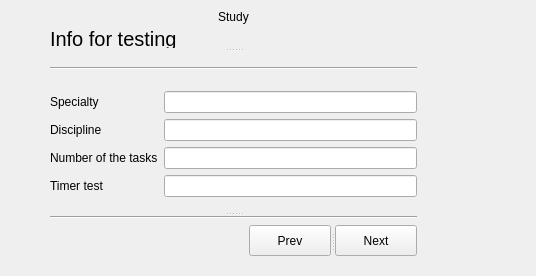
Qt form third.ui (Testorator/Testik) before a commit.
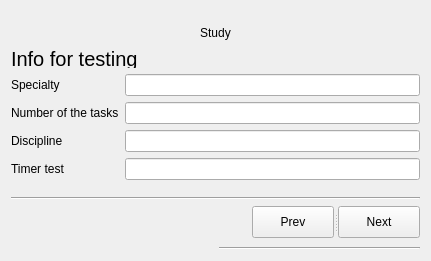
The same form after that commit.

Diff of the .ui file:
```diff
--- a/third.ui
+++ b/third.ui
@@ -6,22 +6,19 @@
    <rect>
     <x>0</x>
     <y>0</y>
-    <width>536</width>
-    <height>276</height>
+    <width>431</width>
+    <height>261</height>
    </rect>
   </property>
   <property name="windowTitle">
    <string>Form</string>
   </property>
-  <widget class="QWidget" name="">
-   <property name="geometry">
-    <rect>
-     <x>50</x>
-     <y>10</y>
-     <width>367</width>
-     <height>246</height>
-    </rect>
-   </property>
+  <layout class="QGridLayout" name="gridLayout_3">
+   <item row="0" column="0" rowspan="2" colspan="2">
+    <layout class="QVBoxLayout" name="verticalLayout_4">
+     <item>
+      <layout class="QVBoxLayout" name="verticalLayout_2">
+       <item>
    <layout class="QVBoxLayout" name="verticalLayout">
     <item>
      <widget class="QLabel" name="label_2">
@@ -37,14 +34,6 @@
      </widget>
     </item>
     <item>
-     <widget class="QSplitter" name="splitter_3">
-      <property name="orientation">
-       <enum>Qt::Vertical</enum>
-      </property>
-      <widget class="QSplitter" name="splitter_2">
-       <property name="orientation">
-        <enum>Qt::Vertical</enum>
-       </property>
        <widget class="QLabel" name="label">
         <property name="maximumSize">
          <size>
@@ -61,72 +50,57 @@
          <string>Info for testing</string>
         </property>
        </widget>
-       <widget class="QWidget" name="layoutWidget">
-        <layout class="QVBoxLayout" name="verticalLayout_6">
-         <item>
-          <widget class="Line" name="line">
-           <property name="orientation">
-            <enum>Qt::Horizontal</enum>
-           </property>
-          </widget>
          </item>
+        </layout>
+       </item>
          <item>
-          <layout class="QHBoxLayout" name="horizontalLayout">
-           <item>
-            <layout class="QVBoxLayout" name="verticalLayout_4">
-             <item>
+        <layout class="QGridLayout" name="gridLayout">
+         <item row="0" column="0">
               <widget class="QLabel" name="label_6">
                <property name="text">
                 <string>Specialty</string>
                </property>
               </widget>
              </item>
-             <item>
+         <item row="2" column="0">
               <widget class="QLabel" name="label_7">
                <property name="text">
                 <string>Discipline</string>
                </property>
               </widget>
              </item>
-             <item>
+         <item row="1" column="0">
               <widget class="QLabel" name="label_8">
                <property name="text">
                 <string>Number of the tasks</string>
                </property>
               </widget>
              </item>
-             <item>
-              <widget class="QLabel" name="label_5">
-               <property name="text">
-                <string>Timer test</string>
-               </property>
-              </widget>
-             </item>
-            </layout>
-           </item>
-           <item>
-            <layout class="QVBoxLayout" name="verticalLayout_3">
-             <item>
-              <widget class="QLineEdit" name="lineEdit_4"/>
-             </item>
-             <item>
+         <item row="1" column="1">
               <widget class="QLineEdit" name="lineEdit_5"/>
              </item>
-             <item>
+         <item row="2" column="1">
               <widget class="QLineEdit" name="lineEdit_6"/>
              </item>
-             <item>
+         <item row="0" column="1">
+          <widget class="QLineEdit" name="lineEdit_4"/>
+         </item>
+         <item row="3" column="0">
+          <widget class="QLabel" name="label_5">
+           <property name="text">
+            <string>Timer test</string>
+           </property>
+          </widget>
+         </item>
+         <item row="3" column="1">
               <widget class="QLineEdit" name="lineEdit_7"/>
              </item>
             </layout>
            </item>
           </layout>
          </item>
-        </layout>
-       </widget>
-      </widget>
-      <widget class="QWidget" name="layoutWidget_2">
-       <layout class="QVBoxLayout" name="verticalLayout_5">
+     <item>
+      <layout class="QVBoxLayout" name="verticalLayout_3">
         <item>
          <widget class="Line" name="line_3">
           <property name="orientation">
@@ -135,8 +109,8 @@
          </widget>
         </item>
         <item>
-         <layout class="QHBoxLayout" name="horizontalLayout_2">
-          <item>
+        <layout class="QGridLayout" name="gridLayout_2">
+         <item row="0" column="0">
            <spacer name="horizontalSpacer">
             <property name="orientation">
              <enum>Qt::Horizontal</enum>
@@ -149,7 +123,7 @@
             </property>
            </spacer>
           </item>
-          <item>
+         <item row="0" column="1">
            <widget class="QSplitter" name="splitter">
             <property name="orientation">
              <enum>Qt::Horizontal</enum>
@@ -181,11 +155,17 @@
          </layout>
         </item>
        </layout>
-      </widget>
-     </widget>
-    </item>
-   </layout>
-  </widget>
+     </item>
+    </layout>
+   </item>
+   <item row="1" column="1">
+    <widget class="Line" name="line">
+     <property name="orientation">
+      <enum>Qt::Horizontal</enum>
+     </property>
+    </widget>
+   </item>
+  </layout>
  </widget>
  <resources/>
  <connections/>
```
Lines whose indentation alone changed are shown as unchanged.
